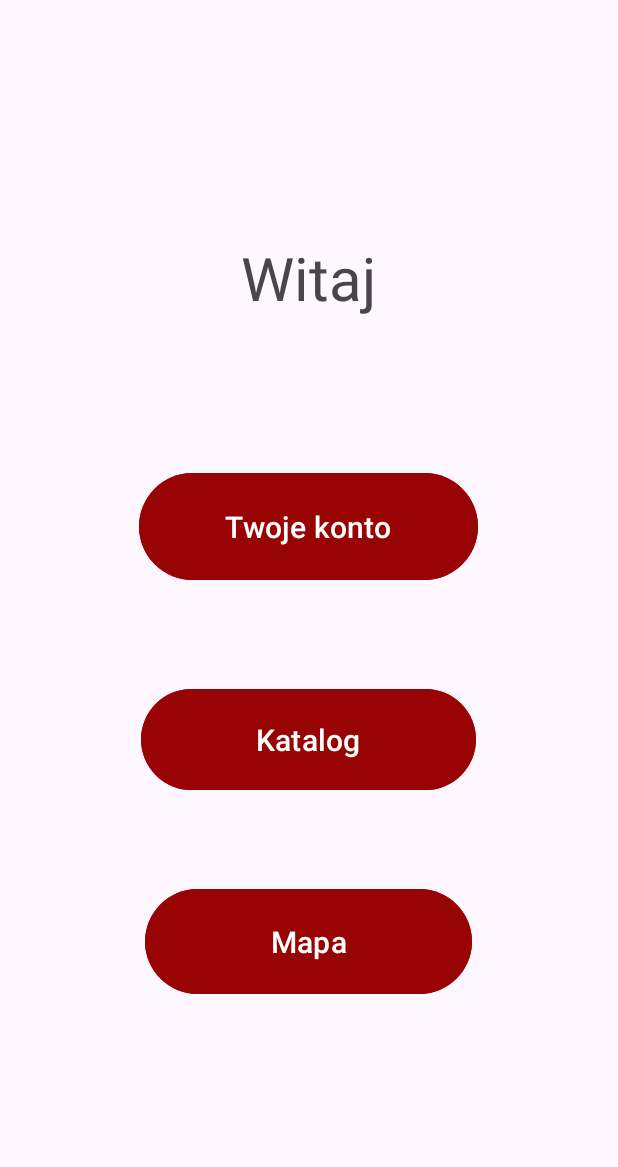
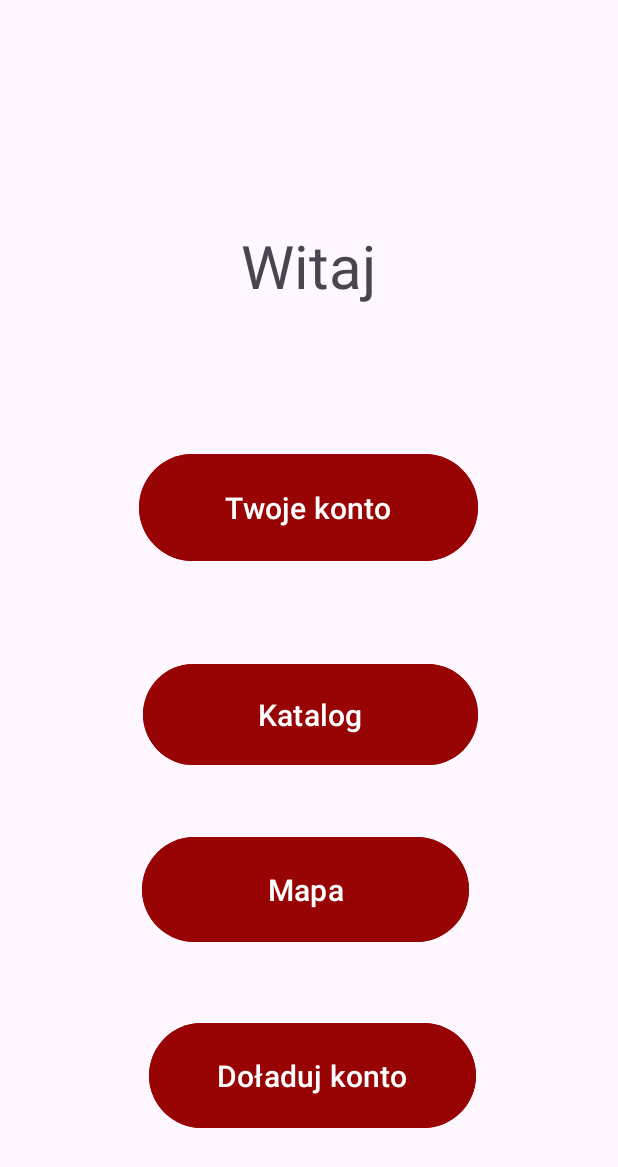
Before and after one commit to Pawel-Melon/Projekt_android, an Android app: the layout fragment_home.xml on its own in the app's theme, with its tools: preview values and no code run, on a phone screen of 412 x 824 dp. Shown: the top 1167 px of the screen. Run offline under Robolectric (Android 15) with nearby library versions, the phone set to English and light mode, and no system bars; network calls fail.

```diff
--- a/app/build.gradle.kts
+++ b/app/build.gradle.kts
@@ -59,4 +59,5 @@ dependencies {
     implementation ("com.squareup.retrofit2:converter-gson:2.9.0")
     implementation ("com.squareup.okhttp3:logging-interceptor:4.9.1")
     implementation ("com.android.volley:volley:1.2.1")
+    implementation("org.jetbrains.kotlin:kotlin-stdlib")
 }
--- a/app/src/main/java/com/example/projekt/AccountFragment.kt
+++ b/app/src/main/java/com/example/projekt/AccountFragment.kt
@@ -70,7 +70,7 @@ class AccountFragment : Fragment() {
         val imie = response.optString("imie", "Unknown")
         val nazwisko = response.optString("nazwisko", "Unknown")
         val email = response.optString("email", "Unknown")
-        val stanKonta = response.optInt("stan_konta", 0)
+        val stanKonta = response.optInt("stan_konta", -1)
 
         nameTextView.text = "Imię: $imie"
         surnameTextView.text = "Nazwisko: $nazwisko"
--- a/app/src/main/res/layout/fragment_book_detail.xml
+++ b/app/src/main/res/layout/fragment_book_detail.xml
@@ -90,8 +90,9 @@
         android:id="@+id/imageView"
         android:layout_width="200dp"
         android:layout_height="250dp"
-        android:layout_marginTop="28dp"
+        android:layout_marginTop="84dp"
         app:layout_constraintEnd_toEndOf="parent"
+        app:layout_constraintHorizontal_bias="0.497"
         app:layout_constraintStart_toStartOf="parent"
         app:layout_constraintTop_toTopOf="parent"
         app:srcCompat="@drawable/diuna" />
--- a/app/src/main/res/layout/fragment_home.xml
+++ b/app/src/main/res/layout/fragment_home.xml
@@ -30,10 +30,10 @@
         android:textSize="20dp"
         app:layout_constraintBottom_toBottomOf="parent"
         app:layout_constraintEnd_toEndOf="parent"
-        app:layout_constraintHorizontal_bias="0.497"
+        app:layout_constraintHorizontal_bias="0.487"
         app:layout_constraintStart_toStartOf="parent"
         app:layout_constraintTop_toBottomOf="@+id/catalogueButton"
-        app:layout_constraintVertical_bias="0.103" />
+        app:layout_constraintVertical_bias="0.0" />
 
     <Button
         android:id="@+id/accountButton"
@@ -59,9 +59,24 @@
         android:textSize="20dp"
         app:layout_constraintBottom_toBottomOf="parent"
         app:layout_constraintEnd_toEndOf="parent"
-        app:layout_constraintHorizontal_bias="0.497"
+        app:layout_constraintHorizontal_bias="0.505"
         app:layout_constraintStart_toStartOf="parent"
         app:layout_constraintTop_toTopOf="parent"
-        app:layout_constraintVertical_bias="0.608" />
+        app:layout_constraintVertical_bias="0.586" />
+
+    <Button
+        android:id="@+id/moneyButton"
+        android:layout_width="218dp"
+        android:layout_height="78dp"
+        android:layout_marginTop="46dp"
+        android:backgroundTint="@color/darkred"
+        android:text="Doładuj konto"
+        android:textSize="20dp"
+        app:layout_constraintBottom_toBottomOf="parent"
+        app:layout_constraintEnd_toEndOf="parent"
+        app:layout_constraintHorizontal_bias="0.512"
+        app:layout_constraintStart_toStartOf="parent"
+        app:layout_constraintTop_toBottomOf="@+id/mapButton"
+        app:layout_constraintVertical_bias="0.0" />
 
 </androidx.constraintlayout.widget.ConstraintLayout>
```
Also changed, not shown: app/src/main/java/com/example/projekt/BookDetailFragment.kt (+8 -2 lines), app/src/main/java/com/example/projekt/loginFragment.kt (+17 -3 lines), app/src/main/java/com/example/projekt/registerFragment.kt (+6 -1 lines).
